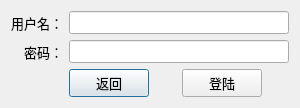
Above: CrossroadGradeManageSystem/pages/login/loginpage.ui from JyamlamLaiHust/MotorcrossManagementSystem before the change. Below: the same form after it.
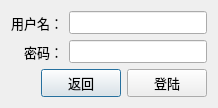
That is the form after the change.

```diff
--- a/CrossroadGradeManageSystem/pages/login/loginpage.ui
+++ b/CrossroadGradeManageSystem/pages/login/loginpage.ui
@@ -6,7 +6,7 @@
    <rect>
     <x>0</x>
     <y>0</y>
-    <width>300</width>
+    <width>218</width>
     <height>100</height>
    </rect>
   </property>
@@ -19,8 +19,8 @@
   <property name="windowTitle">
    <string>Dialog</string>
   </property>
-  <layout class="QVBoxLayout" name="verticalLayout">
-   <item>
+  <layout class="QGridLayout" name="gridLayout_2">
+   <item row="0" column="0">
     <layout class="QGridLayout" name="gridLayout">
      <item row="0" column="0">
       <widget class="QLabel" name="label">
@@ -82,7 +82,7 @@
      </item>
     </layout>
    </item>
-   <item>
+   <item row="1" column="0">
     <layout class="QHBoxLayout" name="horizontalLayout">
      <item>
       <spacer name="horizontalSpacer">
```
